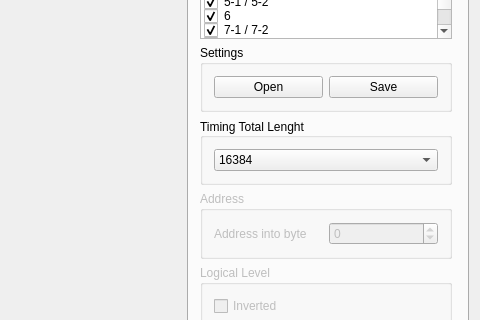
Old version of the form mainwindow.ui in the repository MichaelColonel/Viking; both pictures show x 464 to 944 and y 113 to 433 of the 944 by 695 pixel window.
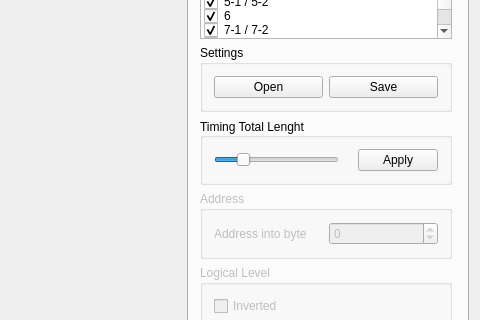
New version of the form. The open tabs and pages were chosen to show the change. Custom widgets are drawn as their Qt base class.

Commit message: Total length ui changed

What changed in the file:
```diff
--- a/mainwindow.ui
+++ b/mainwindow.ui
@@ -884,42 +884,37 @@
            <set>Qt::AlignLeading|Qt::AlignLeft|Qt::AlignVCenter</set>
           </property>
           <layout class="QGridLayout" name="gridLayout_7">
+           <item row="0" column="2">
+            <widget class="QPushButton" name="applyPushButton">
+             <property name="text">
+              <string>Apply</string>
+             </property>
+            </widget>
+           </item>
            <item row="0" column="0">
-            <widget class="QComboBox" name="totalLenghtComboBox">
-             <property name="sizePolicy">
-              <sizepolicy hsizetype="Preferred" vsizetype="Fixed">
-               <horstretch>0</horstretch>
-               <verstretch>0</verstretch>
-              </sizepolicy>
+            <widget class="QSlider" name="totalLengthHorizontalSlider">
+             <property name="minimum">
+              <number>4096</number>
              </property>
-             <property name="currentIndex">
-              <number>2</number>
+             <property name="maximum">
+              <number>65535</number>
              </property>
-             <item>
-              <property name="text">
-               <string>4096</string>
-              </property>
-             </item>
-             <item>
-              <property name="text">
-               <string>8192</string>
-              </property>
-             </item>
-             <item>
-              <property name="text">
-               <string>16384</string>
-              </property>
-             </item>
-             <item>
-              <property name="text">
-               <string>32768</string>
-              </property>
-             </item>
-             <item>
-              <property name="text">
-               <string>65536</string>
-              </property>
-             </item>
+             <property name="value">
+              <number>16384</number>
+             </property>
+             <property name="tracking">
+              <bool>true</bool>
+             </property>
+             <property name="orientation">
+              <enum>Qt::Horizontal</enum>
+             </property>
+            </widget>
+           </item>
+           <item row="0" column="1">
+            <widget class="QLabel" name="label">
+             <property name="text">
+              <string/>
+             </property>
             </widget>
            </item>
           </layout>
```
Left out of the diff: 45 changed lines with no effect on the pictures. The commit also changes 4 other files.
